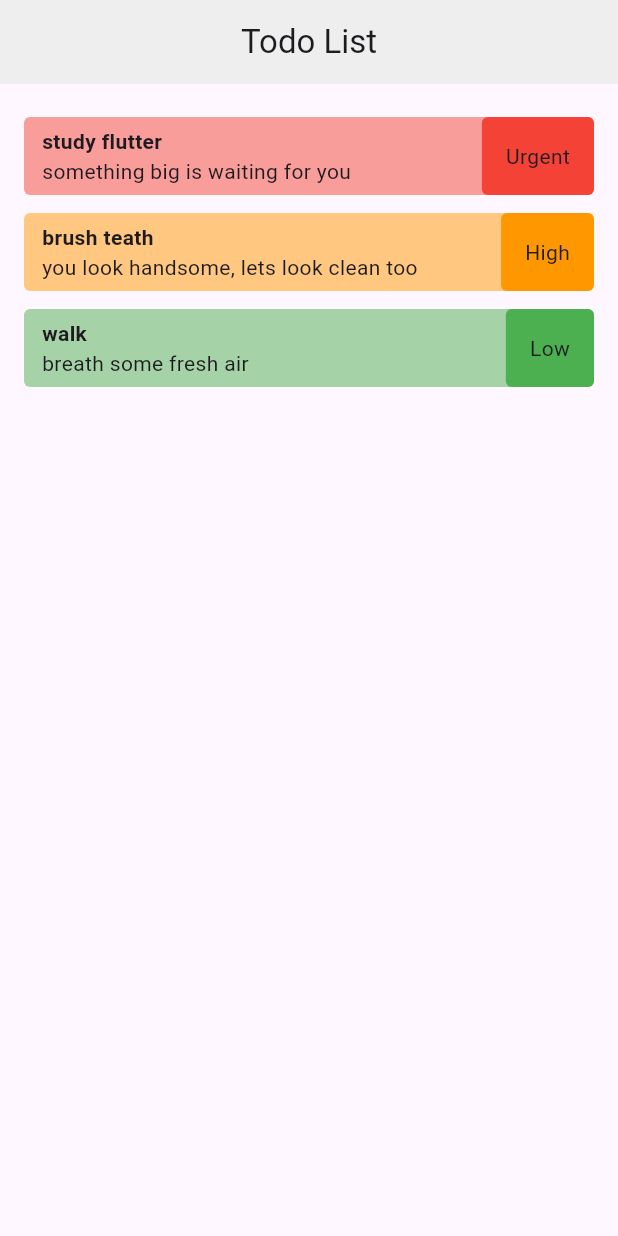
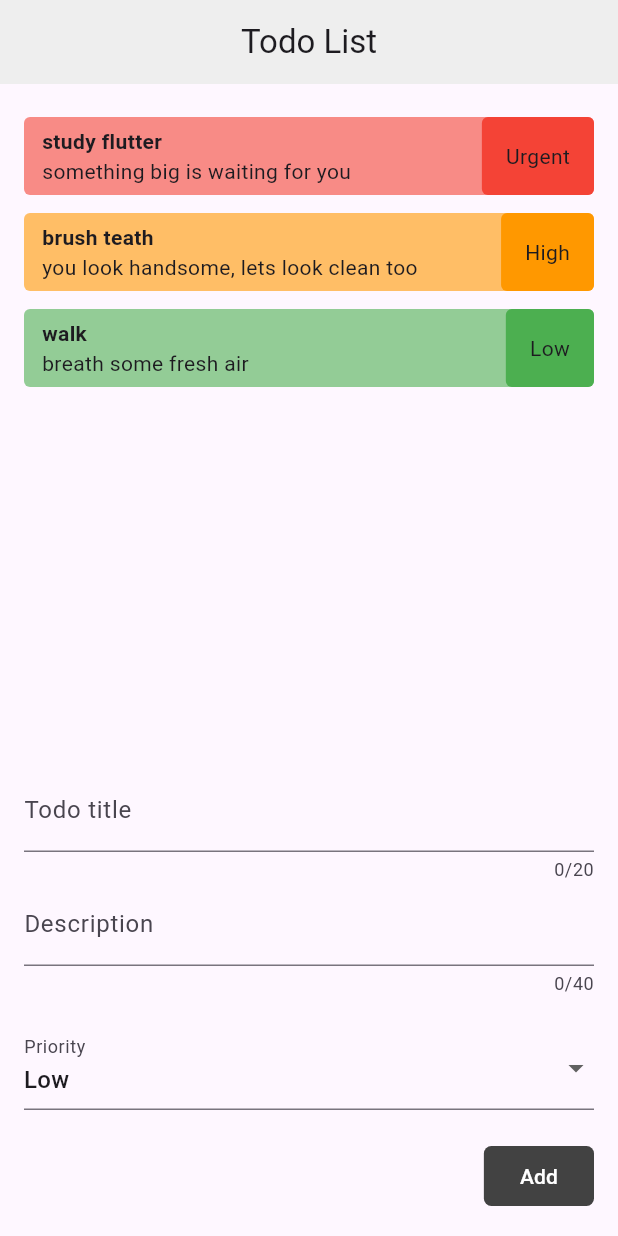
Before and after one commit to MGRUCY/flutter-forms-tutorial-starter-project, a Flutter app: the screen it shows after launch, on a phone screen of 412 x 824 dp. Run offline on Flutter 3.47's test engine with Material 3 defaults, Android fonts, the phone set to English and light mode, and no system bars; our stand-ins replace firebase_core, firebase_messaging; accounts and stored records are empty.

Commit message:
did the forms to add todos, now im working on saving them locally, after that a search and a sort methods, its insanely fun now

```diff
--- a/lib/home.dart
+++ b/lib/home.dart
@@ -10,6 +10,11 @@ class Home extends StatefulWidget {
 }
 
 class _HomeState extends State<Home> {
+  Priority _selectedPriority = Priority.low;
+  final _formGlobalKey = GlobalKey<FormState>();
+  String _title = '';
+  String _description = '';
+
   final List<Todo> todos = [
     const Todo(
         title: 'study flutter',
@@ -27,6 +32,7 @@ class _HomeState extends State<Home> {
 
   @override
   Widget build(BuildContext context) {
+    // final TextEditingController _emailController = TextEditingController();
     return Scaffold(
       appBar: AppBar(
         title: const Text('Todo List'),
@@ -40,6 +46,107 @@ class _HomeState extends State<Home> {
             Expanded(child: TodoList(todos: todos)),
 
             // form stuff below here
+            Form(
+                key: _formGlobalKey,
+                child: Column(
+                  crossAxisAlignment: CrossAxisAlignment.end,
+                  children: [
+                    TextFormField(
+                      maxLength: 20,
+                      decoration: const InputDecoration(
+                        label: Text('Todo title'),
+                      ),
+                      validator: (value) {
+                        if (value == null || value.isEmpty) {
+                          return 'Type something bud';
+                        }
+                        return null;
+                      },
+                      onSaved: (value) {
+                        _title = value!;
+                      },
+                    ),
+                    TextFormField(
+                      maxLength: 40,
+                      decoration: const InputDecoration(
+                        label: Text('Description'),
+                      ),
+                      validator: (value) {
+                        if (value == null ||
+                            value.isEmpty ||
+                            value.length < 5) {
+                          return 'Type a description at least 5 letters';
+                        }
+                        return null;
+                      },
+                      onSaved: (value) {
+                        _description = value!;
+                      },
+                    ),
+                    const SizedBox(
+                      height: 20,
+                    ),
+                    DropdownButtonFormField(
+                      value: _selectedPriority,
+                      decoration: const InputDecoration(
+                        label: Text('Priority'),
+                      ),
+                      items: Priority.values.map((p) {
+                        return DropdownMenuItem(
+                          value: p,
+                          child: Text(p.title),
+                        );
+                      }).toList(),
+                      onChanged: (value) {
+                        setState(() {
+                          _selectedPriority = value!;
+                        });
+                      },
+                    ),
+                    const SizedBox(
+                      height: 20,
+                    ),
+                    FilledButton(
+                      onPressed: () {
+                        if (_formGlobalKey.currentState!.validate()) {
+                          _formGlobalKey.currentState!.save();
+
+                          setState(() {
+                            todos.add(Todo(
+                                title: _title,
+                                description: _description,
+                                priority: _selectedPriority));
+                          });
+
+                          _formGlobalKey.currentState!.reset();
+                          _selectedPriority = Priority.low;
+                        }
+                      },
+                      style: FilledButton.styleFrom(
+                          backgroundColor: Colors.grey[800],
+                          shape: RoundedRectangleBorder(
+                            borderRadius: BorderRadius.circular(5),
+                          )),
+                      child: const Text('Add'),
+                    ),
+                  ],
+                ),
+              ),
+
+            // TextField(
+            //   controller: _emailController,
+            //   keyboardType: TextInputType.emailAddress,
+            //   // obscureText: true,
+            //   decoration: const InputDecoration(label: Text('Email address')),
+            // ),
+            // const SizedBox(
+            //   height: 20,
+            // ),
+            // FilledButton(
+            //     onPressed: () {
+            //       print(_emailController.text.trim());
+            //     },
+            //     child: const Text('print the email'))
           ],
         ),
       ),
--- a/lib/main.dart
+++ b/lib/main.dart
@@ -45,9 +45,9 @@ class _MyAppState extends State<MyApp> {
       );
     });
 
-    FirebaseMessaging.instance.getToken().then((token) {
-      print("FCM Token: $token");
-    });
+    // FirebaseMessaging.instance.getToken().then((token) {
+    //   print("FCM Token: $token");
+    // });
 
   }
   @override
--- a/lib/models/todo.dart
+++ b/lib/models/todo.dart
@@ -1,4 +1,5 @@
 import 'package:flutter/material.dart';
+
 
 enum Priority {
   urgent(color: Colors.red, title: 'Urgent'),
@@ -7,17 +8,29 @@ enum Priority {
   low(color: Colors.green, title: 'Low');
 
   const Priority({ required this.color, required this.title });
-
   final Color color;
   final String title;
 }
 
 class Todo {
-
   const Todo({ required this.title, required this.description, required this.priority });
 
   final String title;
   final String description;
   final Priority priority;
 
+Map<String, dynamic> toJson() => {
+  'title': title,
+  'description': description,
+  'priority': priority.name,
+};
+
+factory Todo.fromJson(Map<String, dynamic> json) {
+  return Todo(
+    title: json['title'],
+    description: json['description'],
+    priority: Priority.values.firstWhere((e) => e.name == json['priority']),
+  );
 }
+
+}
--- a/lib/todo_list.dart
+++ b/lib/todo_list.dart
@@ -21,7 +21,7 @@ class _TodoListState extends State<TodoList> {
           child: Container(
             decoration: BoxDecoration(
               borderRadius: BorderRadius.circular(4),
-              color: widget.todos[index].priority.color.withOpacity(0.5),
+              color: widget.todos[index].priority.color.withValues(alpha: 0.6),
             ),
             padding: const EdgeInsets.only(left: 12),
             child: Row(
--- a/pubspec.yaml
+++ b/pubspec.yaml
@@ -39,6 +39,8 @@ dependencies:
 flutter_launcher_icons:
   android: true
   image_path: "assets/icon.png"
+  adaptive_icon_foreground: "assets/logo_foreground.png"
+  adaptive_icon_background: "#ffffff"
 
 dev_dependencies:
   flutter_launcher_icons: ^0.13.1
```
Also changed, not shown: assets/icon.png, assets/logo_foreground.png (added), 12 other files.
